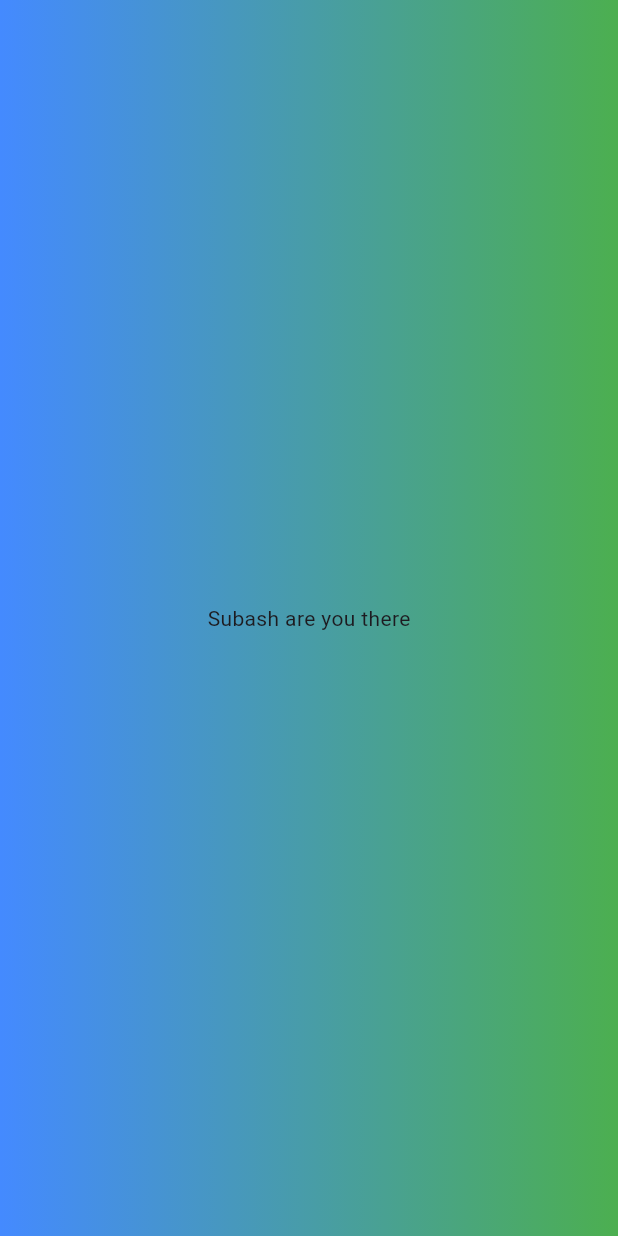
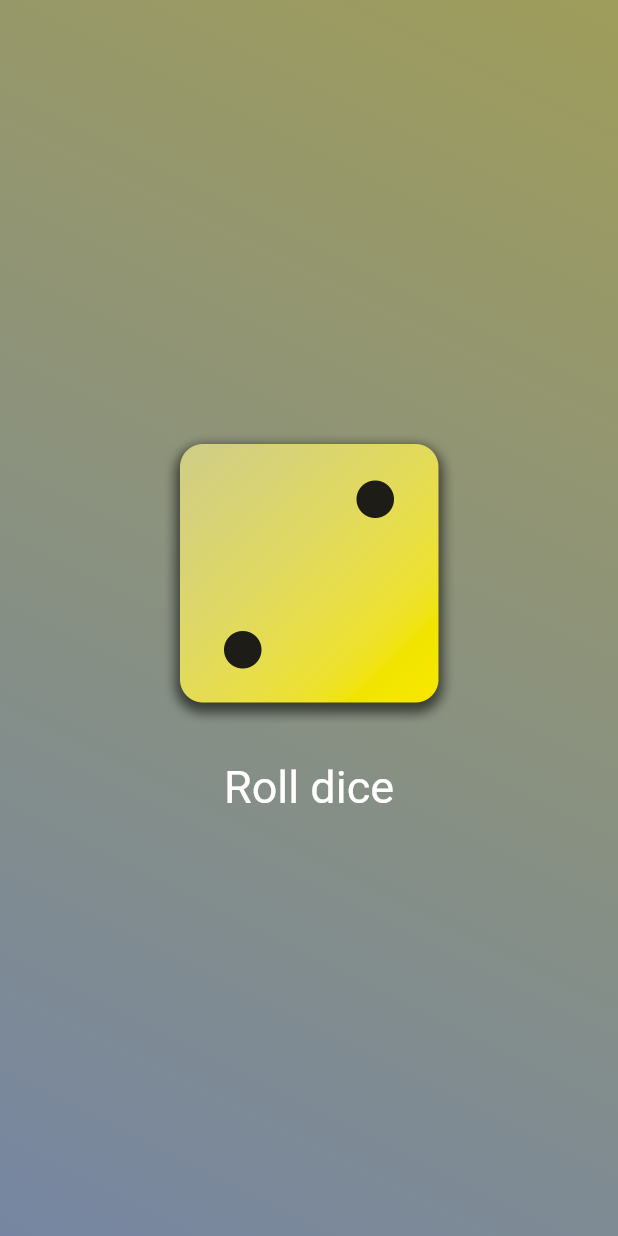
Before and after one commit to subashghimirey/Flutter_learning, a Flutter app: the screen it shows after launch, on a phone screen of 412 x 824 dp. Run offline on Flutter 3.47's test engine with Material 3 defaults, Android fonts, the phone set to English and light mode, and no system bars.

Commit message:
Day 1 Learning

```diff
--- /dev/null
+++ b/lib/container_gradient.dart
@@ -0,0 +1,41 @@
+import "package:first_app/dice_roller.dart";
+import "package:flutter/material.dart";
+
+
+//since we assinged value directly to the variable, it is of type Alignment
+
+//but if we declare variable in one place and define it in another place, its type beomces dynimc
+//and it can accept data of any type, hence it creates bug in the app, so we need to avoid this
+
+const startAlignment = Alignment.bottomLeft;
+const endAlignment = Alignment.topRight;
+
+// final time = DateTime.now();
+
+// UNDERSTANING THE DIFFERENCE OF CONST AND FINAL
+//we must assign such values to final which are computed at runtime
+//we must assign such values to const which are already known at compile time
+
+class ContainerGradient extends StatelessWidget {
+  //named parameters are used inside the curly braces
+  const ContainerGradient(this.colors, {super.key});
+  //here we could have used named argument of colors inside the curly braces as this.colors but
+  //since the colors is compulsory but named arguments are optoinal we need to add required tag just
+  //before it to use that way
+
+  final List<Color> colors;
+
+  @override
+  Widget build(context) {
+    return Container(
+      decoration: BoxDecoration(
+        gradient: LinearGradient(
+          colors: colors,
+          begin: startAlignment,
+          end: endAlignment,
+        ),
+      ),
+      child: const DiceRoller(),
+    );
+  }
+}
--- /dev/null
+++ b/lib/dice_roller.dart
@@ -0,0 +1,57 @@
+import 'dart:math';
+
+import 'package:flutter/material.dart';
+
+// In order to have changes in UI of the app, we used StatefulWidet, but one thing to be noticed is that we have to execute the build function again in order to make the image appear again in the UI, otherwise even if we change the variable value, the chagne is not reflected in the UI, hence we use
+
+// setState function inside the functino which is called when the button is pressed, inside it we change the value of the variable
+//now the UI changes
+
+class DiceRoller extends StatefulWidget {
+  const DiceRoller({super.key});
+
+  @override
+  State<DiceRoller> createState() {
+    return _DiceRollerState();
+  }
+}
+
+var currentDiceRoll = 2;
+
+var randomizer = Random();
+
+//this is a private class which is not sent even when the file is imported in other places
+class _DiceRollerState extends State<DiceRoller> {
+  void rolldice() {
+
+
+    setState(() {
+      currentDiceRoll = randomizer.nextInt(6) + 1;
+    });
+  }
+
+  @override
+  Widget build(context) {
+    return Center(
+      //in order to have more than one widgets insidie the container, we use column and row where we can add numbers of widgets inside the children as lists
+
+      child: Column(
+        mainAxisSize: MainAxisSize.min,
+        children: [
+          Image.asset(
+            "assets/images/dice-$currentDiceRoll.png",
+            width: 200,
+          ),
+          TextButton(
+            onPressed: rolldice,
+            style: TextButton.styleFrom(
+                foregroundColor: Colors.white,
+                textStyle: const TextStyle(fontSize: 30),
+                padding: const EdgeInsets.only(top: 25)),
+            child: const Text("Roll dice"),
+          )
+        ],
+      ),
+    );
+  }
+}
```
Also changed, not shown: lib/main.dart (+9 -15 lines), lib/styled_text.dart (added, +17 -0 lines), pubspec.yaml (+7 -3 lines), assets/images/dice-1.png (added), assets/images/dice-2.png (added), assets/images/dice-3.png (added), assets/images/dice-4.png (added), assets/images/dice-5.png (added), assets/images/dice-6.png (added), 1 other file.
